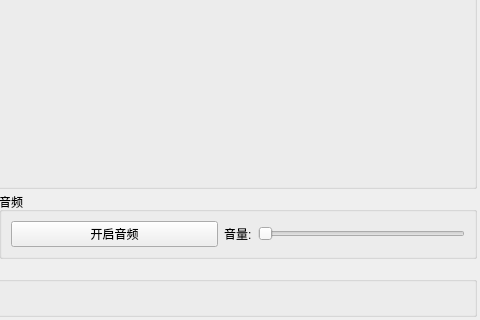
Above: src/widget.ui from wang-y-cell/CloudMeeting_Client before the change; both pictures show x 485 to 965 and y 323 to 643 of the 965 by 643 pixel window. Below: the same form after it.
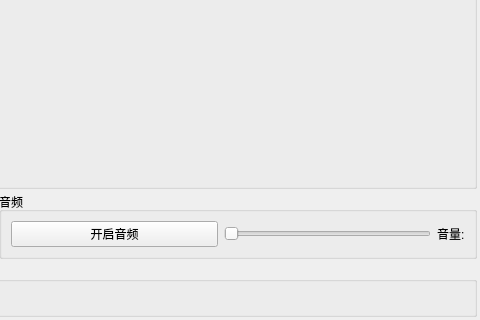
That is the form after the change. The open tabs and pages were chosen to show the change. Custom widgets are drawn as their Qt base class.

What changed in the file:
```diff
--- a/src/widget.ui
+++ b/src/widget.ui
@@ -802,13 +802,6 @@
           </property>
          </widget>
         </item>
-        <item>
-         <widget class="QLabel" name="label_3">
-          <property name="text">
-           <string>音量:</string>
-          </property>
-         </widget>
-        </item>
         <item>
          <widget class="QSlider" name="horizontalSlider">
           <property name="orientation">
@@ -816,6 +809,13 @@
           </property>
          </widget>
         </item>
+        <item>
+         <widget class="QLabel" name="label_3">
+          <property name="text">
+           <string>音量:</string>
+          </property>
+         </widget>
+        </item>
        </layout>
       </widget>
      </item>
```
Left out of the diff: 4 changed lines with no effect on the pictures.
